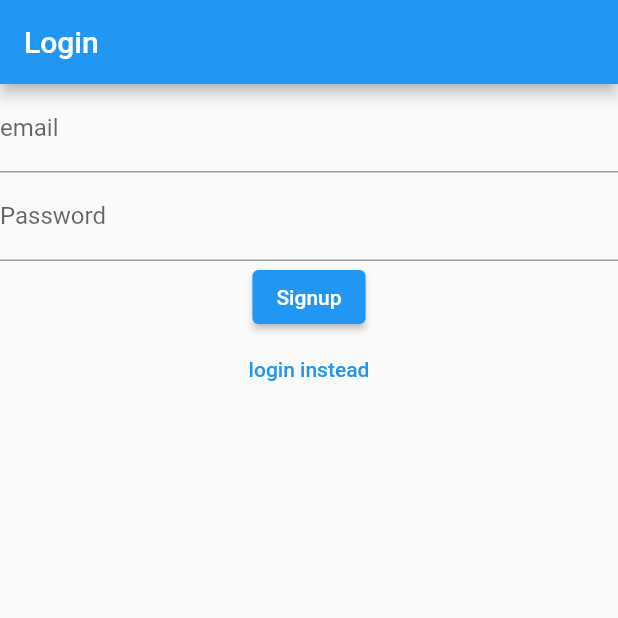
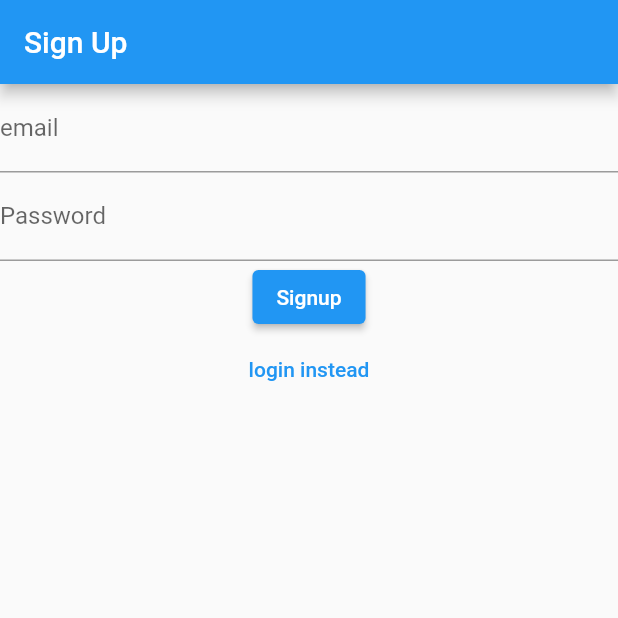
Before and after one commit to GDSC-USM/MyUSM, a Flutter app: the screen it shows after launch, after a tap on an icon or button, on a phone screen of 412 x 824 dp, the top half of it. Run offline on Flutter 3.47's test engine with Material 2 defaults, Android fonts, the phone set to English and light mode, and no system bars; our stand-ins replace cloud_firestore, firebase_auth, firebase_core; accounts and stored records are empty; generated files the repository leaves out were written again; network calls fail.

Commit message:
Minor fixes
> Title on app bar of login screen now changes depending on whether you're in login or sign up mode (yay!!!)
> Changed Provider to ListenableProvider for User as there is a need for the app to listen to changes in it
> added a return of null for OnGenerateRoute's defauly case

```diff
--- a/lib/main.dart
+++ b/lib/main.dart
@@ -27,7 +27,7 @@ class MainApp extends StatelessWidget {
     // Providing the User class at the top of the app downwards
     return MultiProvider(
       providers: [
-        Provider<User>(create: (context) => User()),
+        ListenableProvider<User>(create: (context) => User()),
         Provider<Posts>(create: (context) => Posts()),
       ],
       child: MaterialApp(
@@ -52,6 +52,7 @@ class MainApp extends StatelessWidget {
                   builder: (ctx) =>
                       SchoolScreen(title: settings.arguments as String));
             default:
+              return null;
           }
         },
       ),
--- a/lib/screens/login_screen.dart
+++ b/lib/screens/login_screen.dart
@@ -22,7 +22,7 @@ class _LoginScreenState extends State<LoginScreen> {
   Widget build(BuildContext context) {
     return Scaffold(
       appBar: AppBar(
-        title: const Text('Login'),
+        title: isLogin ? const Text('Login') : const Text('Sign Up'),
       ),
       body: Form(
         key: _formKey,
```
